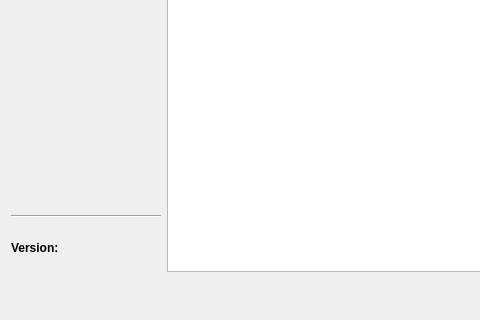
Before: the Qt Designer form src/ui/forms/AboutDialog.ui in vookimedlo/vooki-image-viewer, drawn with Qt 5; both pictures show x 0 to 480 and y 102 to 422 of the 822 by 422 pixel window.
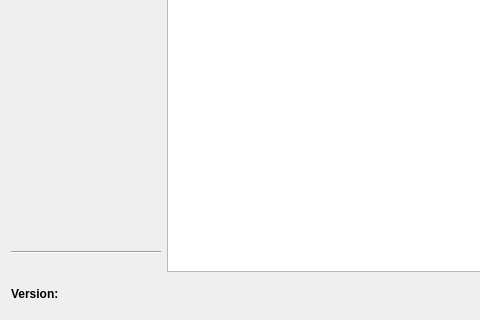
After: the same form once the commit is applied. Icons and pictures are not drawn.

What changed in the file:
```diff
--- a/src/ui/forms/AboutDialog.ui
+++ b/src/ui/forms/AboutDialog.ui
@@ -64,19 +64,6 @@
          </property>
         </widget>
        </item>
-       <item>
-        <widget class="QLabel" name="versionLabel">
-         <property name="font">
-          <font>
-           <weight>75</weight>
-           <bold>true</bold>
-          </font>
-         </property>
-         <property name="text">
-          <string>Version: </string>
-         </property>
-        </widget>
-       </item>
       </layout>
      </item>
      <item>
@@ -113,6 +100,19 @@
      <property name="bottomMargin">
       <number>0</number>
      </property>
+     <item>
+      <widget class="QLabel" name="versionLabel">
+       <property name="font">
+        <font>
+         <weight>75</weight>
+         <bold>true</bold>
+        </font>
+       </property>
+       <property name="text">
+        <string>Version: </string>
+       </property>
+      </widget>
+     </item>
      <item>
       <spacer>
        <property name="orientation">
```
